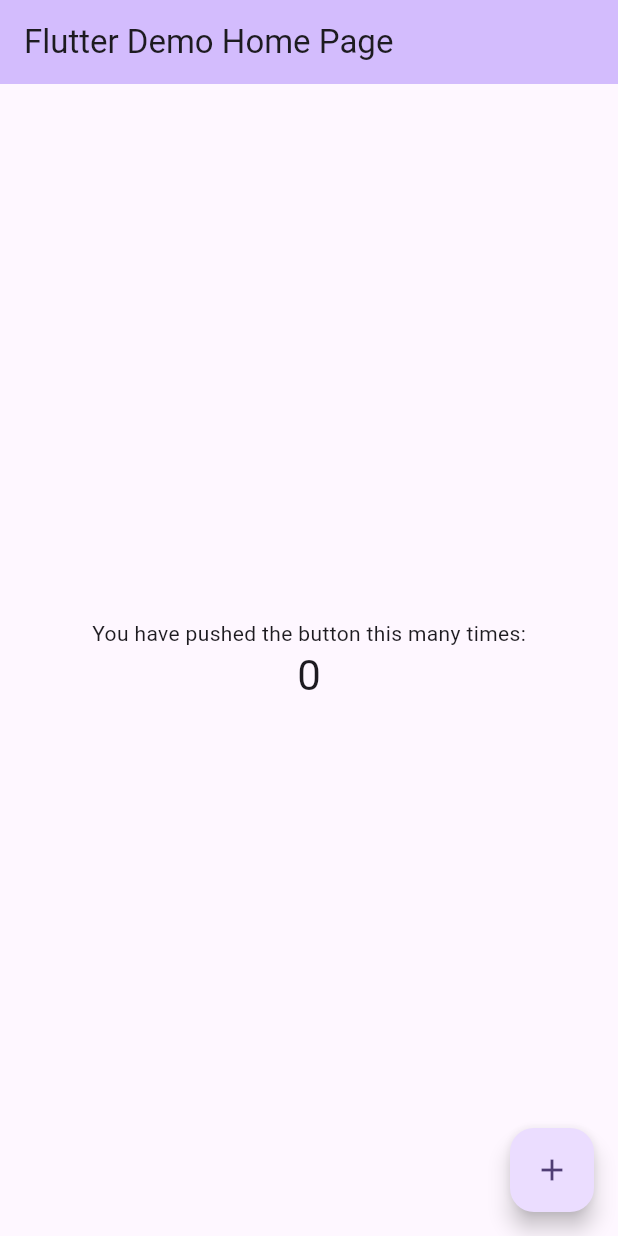
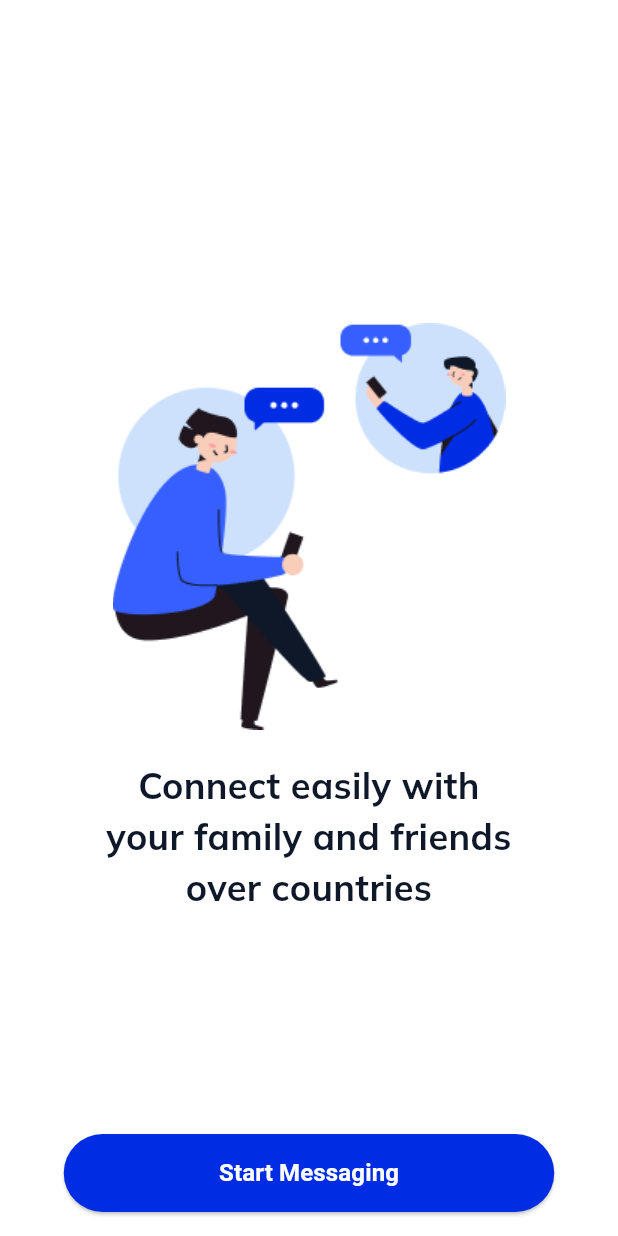
Before and after one commit to ganeshchay2021/facebook_messanger_app_ui, a Flutter app: the screen it shows after launch, on a phone screen of 412 x 824 dp. Run offline on Flutter 3.47's test engine with Material 3 defaults, Android fonts, the phone set to English and light mode, and no system bars; our stand-ins replace flutter_bloc.

Commit message:
onboarding Screen added

```diff
--- /dev/null
+++ b/devtools_options.yaml
@@ -0,0 +1,3 @@
+description: This file stores settings for Dart & Flutter DevTools.
+documentation: https://docs.flutter.dev/tools/devtools/extensions#configure-extension-enablement-states
+extensions:
--- /dev/null
+++ b/lib/domain/constant/app_colors.dart
@@ -0,0 +1,12 @@
+import 'package:flutter/material.dart';
+
+class AppColor {
+  static const Color scafoldLight = Color(0XFFFFFFFF);
+  static const Color scafoldDark = Color(0XFF0F1828);
+  static const Color textLightMode = Color(0XFF0F1828);
+  static const Color textDarkMode = Color(0XFFF7F7FC);
+  static const Color buttonLightMode = Color(0XFF002DE3);
+  static const Color buttonDarkMode = Color(0XFF375FFF);
+  static const Color textfieldLightMode = Color(0XFFF7F7FC);
+  static const Color textfieldDarkMode = Color(0XFF152033);
+}
--- /dev/null
+++ b/lib/domain/constant/app_themes.dart
@@ -0,0 +1,34 @@
+import 'package:flutter/material.dart';
+import 'package:messanger_app_ui/domain/constant/app_colors.dart';
+
+class AppThemes {
+  static final ThemeData lightTheme = ThemeData(
+    scaffoldBackgroundColor: AppColor.scafoldLight,
+    brightness: Brightness.light,
+    elevatedButtonTheme: ElevatedButtonThemeData(
+      style: ElevatedButton.styleFrom(
+        backgroundColor: AppColor.buttonLightMode
+      )
+    ),
+    textTheme: const TextTheme(
+      bodySmall: TextStyle(color: AppColor.textLightMode),
+      bodyLarge: TextStyle(color: AppColor.textLightMode),
+      bodyMedium: TextStyle(color: AppColor.textLightMode)
+    )
+  );
+
+   static final ThemeData darkTheme = ThemeData(
+    scaffoldBackgroundColor: AppColor.scafoldDark,
+    brightness: Brightness.dark,
+    elevatedButtonTheme: ElevatedButtonThemeData(
+      style: ElevatedButton.styleFrom(
+        backgroundColor: AppColor.buttonDarkMode
+      )
+    ),
+    textTheme: const TextTheme(
+      bodySmall: TextStyle(color: AppColor.textDarkMode),
+      bodyLarge: TextStyle(color: AppColor.textDarkMode),
+      bodyMedium: TextStyle(color: AppColor.textDarkMode)
+    )
+  );
+}
--- /dev/null
+++ b/lib/domain/constant/cubit/themes_cubit.dart
@@ -0,0 +1,15 @@
+import 'package:flutter_bloc/flutter_bloc.dart';
+
+part 'themes_state.dart';
+
+class ThemesCubit extends Cubit<ThemesState> {
+  ThemesCubit() : super(LightThemeState());
+
+  void toggledTheme(){
+    if(state is LightThemeState){
+      emit(DarkThemeState());
+    }else{
+      emit(LightThemeState());
+    }
+  }
+}
--- /dev/null
+++ b/lib/domain/constant/cubit/themes_state.dart
@@ -0,0 +1,7 @@
+part of 'themes_cubit.dart';
+
+sealed class ThemesState {}
+
+final class LightThemeState extends ThemesState {}
+
+final class DarkThemeState extends ThemesState {}
--- /dev/null
+++ b/lib/home.dart
@@ -0,0 +1,26 @@
+import 'package:flutter/material.dart';
+import 'package:flutter_bloc/flutter_bloc.dart';
+import 'package:messanger_app_ui/domain/constant/cubit/themes_cubit.dart';
+
+class HomeScreen extends StatelessWidget {
+  const HomeScreen({super.key});
+
+  @override
+  Widget build(BuildContext context) {
+    return Scaffold(
+      appBar: AppBar(
+        title: const Text("Theme"),
+        actions: [
+          IconButton(
+            onPressed: () {
+              context.read<ThemesCubit>().toggledTheme();
+            },
+            icon: const Icon(
+              Icons.dark_mode_outlined,
+            ),
+          ),
+        ],
+      ),
+    );
+  }
+}
--- a/lib/main.dart
+++ b/lib/main.dart
@@ -1,125 +1,31 @@
 import 'package:flutter/material.dart';
+import 'package:flutter_bloc/flutter_bloc.dart';
+import 'package:messanger_app_ui/domain/constant/app_themes.dart';
+import 'package:messanger_app_ui/domain/constant/cubit/themes_cubit.dart';
+import 'package:messanger_app_ui/screens/onboarding/onboarding.dart';
 
 void main() {
-  runApp(const MyApp());
+  runApp(BlocProvider(
+    create: (_) => ThemesCubit(),
+    child: const MyApp(),
+  ));
 }
 
 class MyApp extends StatelessWidget {
   const MyApp({super.key});
 
-  // This widget is the root of your application.
   @override
   Widget build(BuildContext context) {
-    return MaterialApp(
-      title: 'Flutter Demo',
-      theme: ThemeData(
-        // This is the theme of your application.
-        //
-        // TRY THIS: Try running your application with "flutter run". You'll see
-        // the application has a purple toolbar. Then, without quitting the app,
-        // try changing the seedColor in the colorScheme below to Colors.green
-        // and then invoke "hot reload" (save your changes or press the "hot
-        // reload" button in a Flutter-supported IDE, or press "r" if you used
-        // the command line to start the app).
-        //
-        // Notice that the counter didn't reset back to zero; the application
-        // state is not lost during the reload. To reset the state, use hot
-        // restart instead.
-        //
-        // This works for code too, not just values: Most code changes can be
-        // tested with just a hot reload.
-        colorScheme: ColorScheme.fromSeed(seedColor: Colors.deepPurple),
-        useMaterial3: true,
-      ),
-      home: const MyHomePage(title: 'Flutter Demo Home Page'),
+    return BlocBuilder<ThemesCubit, ThemesState>(
+      builder: (context, state) {
+        return MaterialApp(
+          theme: state is LightThemeState
+              ? AppThemes.lightTheme
+              : AppThemes.darkTheme,
+          title: 'Messanger',
+          home: const OnBoarding(),
+        );
+      },
     );
   }
 }
-
-class MyHomePage extends StatefulWidget {
-  const MyHomePage({super.key, required this.title});
-
-  // This widget is the home page of your application. It is stateful, meaning
-  // that it has a State object (defined below) that contains fields that affect
-  // how it looks.
-
-  // This class is the configuration for the state. It holds the values (in this
-  // case the title) provided by the parent (in this case the App widget) and
-  // used by the build method of the State. Fields in a Widget subclass are
-  // always marked "final".
-
-  final String title;
-
-  @override
-  State<MyHomePage> createState() => _MyHomePageState();
-}
-
-class _MyHomePageState extends State<MyHomePage> {
-  int _counter = 0;
-
-  void _incrementCounter() {
-    setState(() {
-      // This call to setState tells the Flutter framework that something has
-      // changed in this State, which causes it to rerun the build method below
-      // so that the display can reflect the updated values. If we changed
-      // _counter without calling setState(), then the build method would not be
-      // called again, and so nothing would appear to happen.
-      _counter++;
-    });
-  }
-
-  @override
-  Widget build(BuildContext context) {
-    // This method is rerun every time setState is called, for instance as done
-    // by the _incrementCounter method above.
-    //
-    // The Flutter framework has been optimized to make rerunning build methods
-    // fast, so that you can just rebuild anything that needs updating rather
-    // than having to individually change instances of widgets.
-    return Scaffold(
-      appBar: AppBar(
-        // TRY THIS: Try changing the color here to a specific color (to
-        // Colors.amber, perhaps?) and trigger a hot reload to see the AppBar
-        // change color while the other colors stay the same.
-        backgroundColor: Theme.of(context).colorScheme.inversePrimary,
-        // Here we take the value from the MyHomePage object that was created by
-        // the App.build method, and use it to set our appbar title.
-        title: Text(widget.title),
-      ),
-      body: Center(
-        // Center is a layout widget. It takes a single child and positions it
-        // in the middle of the parent.
-        child: Column(
-          // Column is also a layout widget. It takes a list of children and
-          // arranges them vertically. By default, it sizes itself to fit its
-          // children horizontally, and tries to be as tall as its parent.
-          //
-          // Column has various properties to control how it sizes itself and
-          // how it positions its children. Here we use mainAxisAlignment to
-          // center the children vertically; the main axis here is the vertical
-          // axis because Columns are vertical (the cross axis would be
-          // horizontal).
-          //
-          // TRY THIS: Invoke "debug painting" (choose the "Toggle Debug Paint"
-          // action in the IDE, or press "p" in the console), to see the
-          // wireframe for each widget.
-          mainAxisAlignment: MainAxisAlignment.center,
-          children: <Widget>[
-            const Text(
-              'You have pushed the button this many times:',
-            ),
-            Text(
-              '$_counter',
-              style: Theme.of(context).textTheme.headlineMedium,
-            ),
-          ],
-        ),
-      ),
-      floatingActionButton: FloatingActionButton(
-        onPressed: _incrementCounter,
-        tooltip: 'Increment',
-        child: const Icon(Icons.add),
-      ), // This trailing comma makes auto-formatting nicer for build methods.
-    );
-  }
-}
--- /dev/null
+++ b/lib/screens/onboarding/onboarding.dart
@@ -0,0 +1,47 @@
+import 'package:flutter/material.dart';
+import 'package:flutter_bloc/flutter_bloc.dart';
+import 'package:messanger_app_ui/domain/constant/cubit/themes_cubit.dart';
+import 'package:messanger_app_ui/screens/widgets/ui_helper.dart';
+
+class OnBoarding extends StatelessWidget {
+  const OnBoarding({super.key});
+
+  @override
+  Widget build(BuildContext context) {
+    return Scaffold(
+      body: BlocBuilder<ThemesCubit, ThemesState>(
+        builder: (context, state) {
+          return Center(
+            child: Column(
+              mainAxisAlignment: MainAxisAlignment.center,
+              children: [
+                UiHelper.assetImage(
+                    image: state is LightThemeState
+                        ? "assets/images/Illustration.png"
+                        : "assets/images/Illustration (1).png",
+                    height: 271,
+                    width: 268),
+                const SizedBox(
+                  height: 20,
+                ),
+                UiHelper.customText(
+                    context: context,
+                    text:
+                        "Connect easily with\nyour family and friends\nover countries",
+                    fontsize: 24,
+                    fontFamily: "bold",
+                    fontweight: FontWeight.w700,
+                    textAlign: TextAlign.center)
+              ],
+            ),
+          );
+        },
+      ),
+      floatingActionButtonLocation: FloatingActionButtonLocation.centerFloat,
+      floatingActionButton: UiHelper.customButton(
+        onPressed: () {},
+        buttonName: "Start Messaging",
+      ),
+    );
+  }
+}
--- /dev/null
+++ b/lib/screens/widgets/ui_helper.dart
@@ -0,0 +1,74 @@
+import 'package:flutter/material.dart';
+import 'package:messanger_app_ui/domain/constant/app_colors.dart';
+
+class UiHelper {
+  static assetImage(
+      {required String image, double? height, double? width, BoxFit? boxfit}) {
+    return Image.asset(
+      image,
+      height: height,
+      width: width,
+      fit: boxfit,
+    );
+  }
+
+  static networkImage(
+      {required String image, double? height, double? width, BoxFit? boxfit}) {
+    return Image.network(
+      image,
+      height: height,
+      width: width,
+      fit: boxfit,
+    );
+  }
+
+  static customText({
+    required String text,
+    double? height,
+    Color? color,
+    double? fontsize,
+    FontWeight? fontweight,
+    String? fontFamily,
+    TextAlign? textAlign,
+    required BuildContext context,
+  }) {
+    return Text(
+      text,
+      textAlign: textAlign,
+      style: TextStyle(
+        color: color ??
+            (Theme.of(context).brightness == Brightness.dark
+                ? AppColor.textDarkMode
+                : AppColor.textLightMode),
+        height: height,
+        fontSize: fontsize,
+        fontWeight: fontweight,
+        fontFamily: fontFamily ?? "regular",
+      ),
+    );
+  }
+
+  static customButton({
+    required VoidCallback onPressed,
+    required String buttonName,
+  }) {
+    return SizedBox(
+      height: 52,
+      width: 327,
+      child: ElevatedButton(
+        style: ElevatedButton.styleFrom(
+            shape: RoundedRectangleBorder(
+                borderRadius: BorderRadius.circular(30))),
+        onPressed: onPressed,
+        child: Text(
+          buttonName,
+          style: const TextStyle(
+            color: Colors.white,
+            fontWeight: FontWeight.w600,
+            fontSize: 16,
+          ),
+        ),
+      ),
+    );
+  }
+}
```
Also changed, not shown: pubspec.yaml (+10 -9 lines), assets/fonts/Mulish-Bold.ttf (added), assets/fonts/Mulish-Regular.ttf (added), assets/images/Illustration (1).png (added), assets/images/Illustration.png (added), pubspec.lock.
